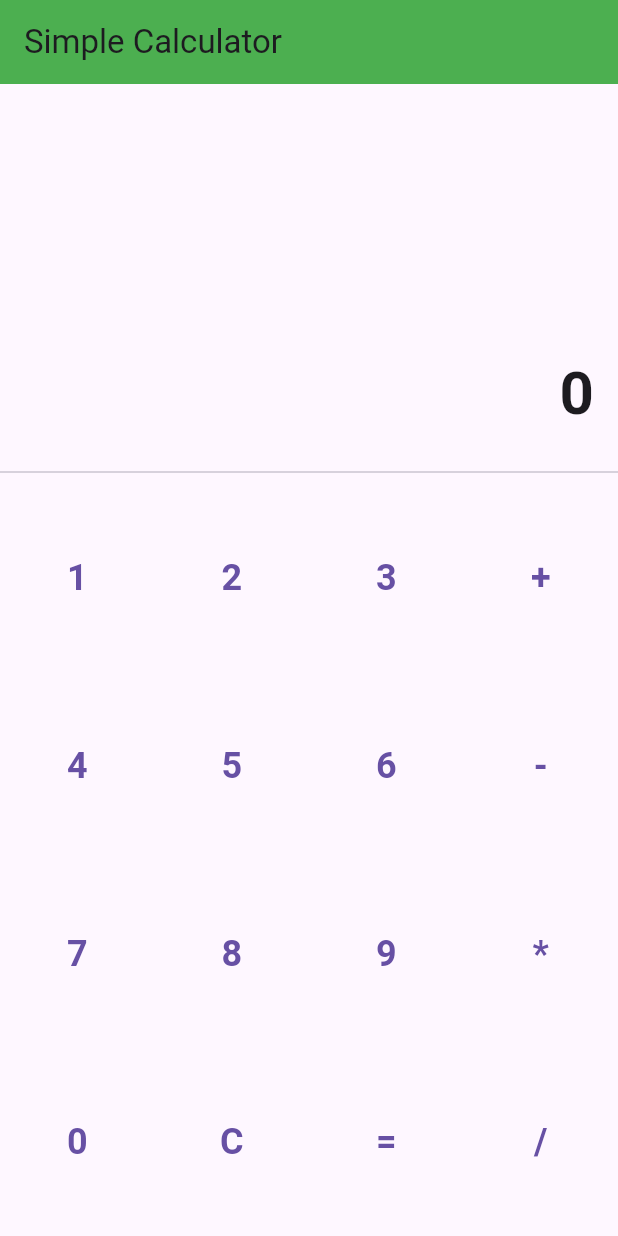
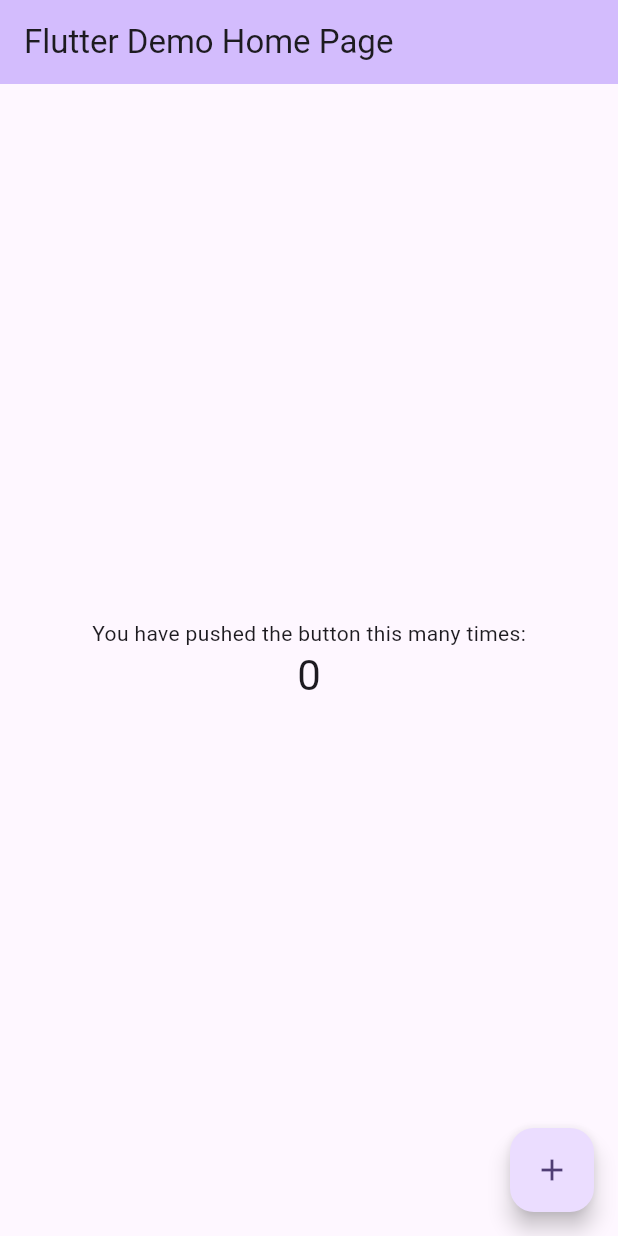
Before and after one commit to robiulhasananim/flutter_application_1, a Flutter app: the screen it shows after launch, on a phone screen of 412 x 824 dp. Run offline on Flutter 3.47's test engine with Material 3 defaults, Android fonts, the phone set to English and light mode, and no system bars.

Commit message:
Initial APP

```diff
--- a/lib/main.dart
+++ b/lib/main.dart
@@ -7,157 +7,116 @@ void main() {
 class MyApp extends StatelessWidget {
   const MyApp({super.key});
 
+  // This widget is the root of your application.
   @override
   Widget build(BuildContext context) {
     return MaterialApp(
-      title: "MyApps",
-      debugShowCheckedModeBanner: false,
-      home: Calculator(),
+      title: 'Flutter Demo',
+      theme: ThemeData(
+        // This is the theme of your application.
+        //
+        // TRY THIS: Try running your application with "flutter run". You'll see
+        // the application has a purple toolbar. Then, without quitting the app,
+        // try changing the seedColor in the colorScheme below to Colors.green
+        // and then invoke "hot reload" (save your changes or press the "hot
+        // reload" button in a Flutter-supported IDE, or press "r" if you used
+        // the command line to start the app).
+        //
+        // Notice that the counter didn't reset back to zero; the application
+        // state is not lost during the reload. To reset the state, use hot
+        // restart instead.
+        //
+        // This works for code too, not just values: Most code changes can be
+        // tested with just a hot reload.
+        colorScheme: .fromSeed(seedColor: Colors.deepPurple),
+      ),
+      home: const MyHomePage(title: 'Flutter Demo Home Page'),
     );
   }
 }
 
-class Calculator extends StatefulWidget {
-  const Calculator({super.key});
+class MyHomePage extends StatefulWidget {
+  const MyHomePage({super.key, required this.title});
+
+  // This widget is the home page of your application. It is stateful, meaning
+  // that it has a State object (defined below) that contains fields that affect
+  // how it looks.
+
+  // This class is the configuration for the state. It holds the values (in this
+  // case the title) provided by the parent (in this case the App widget) and
+  // used by the build method of the State. Fields in a Widget subclass are
+  // always marked "final".
+
+  final String title;
 
   @override
-  State<Calculator> createState() => _CalculatorState();
+  State<MyHomePage> createState() => _MyHomePageState();
 }
 
-class _CalculatorState extends State<Calculator> {
-  String output = "0";
-  String current_input = "";
-  double num1 = 0;
-  double num2 = 0;
-  String operator = "";
+class _MyHomePageState extends State<MyHomePage> {
+  int _counter = 0;
+
+  void _incrementCounter() {
+    setState(() {
+      // This call to setState tells the Flutter framework that something has
+      // changed in this State, which causes it to rerun the build method below
+      // so that the display can reflect the updated values. If we changed
+      // _counter without calling setState(), then the build method would not be
+      // called again, and so nothing would appear to happen.
+      _counter++;
+    });
+  }
 
   @override
   Widget build(BuildContext context) {
+    // This method is rerun every time setState is called, for instance as done
+    // by the _incrementCounter method above.
+    //
+    // The Flutter framework has been optimized to make rerunning build methods
+    // fast, so that you can just rebuild anything that needs updating rather
+    // than having to individually change instances of widgets.
     return Scaffold(
       appBar: AppBar(
-        title: Text("Simple Calculator"),
-        backgroundColor: Colors.green,
+        // TRY THIS: Try changing the color here to a specific color (to
+        // Colors.amber, perhaps?) and trigger a hot reload to see the AppBar
+        // change color while the other colors stay the same.
+        backgroundColor: Theme.of(context).colorScheme.inversePrimary,
+        // Here we take the value from the MyHomePage object that was created by
+        // the App.build method, and use it to set our appbar title.
+        title: Text(widget.title),
       ),
-      body: Column(
-        children: [
-          Expanded(
-            child: Container(
-              padding: EdgeInsets.all(16),
-              alignment: Alignment.bottomRight,
-              child: Text(
-                output,
-                style: TextStyle(fontSize: 40, fontWeight: FontWeight.bold),
-              ),
+      body: Center(
+        // Center is a layout widget. It takes a single child and positions it
+        // in the middle of the parent.
+        child: Column(
+          // Column is also a layout widget. It takes a list of children and
+          // arranges them vertically. By default, it sizes itself to fit its
+          // children horizontally, and tries to be as tall as its parent.
+          //
+          // Column has various properties to control how it sizes itself and
+          // how it positions its children. Here we use mainAxisAlignment to
+          // center the children vertically; the main axis here is the vertical
+          // axis because Columns are vertical (the cross axis would be
+          // horizontal).
+          //
+          // TRY THIS: Invoke "debug painting" (choose the "Toggle Debug Paint"
+          // action in the IDE, or press "p" in the console), to see the
+          // wireframe for each widget.
+          mainAxisAlignment: .center,
+          children: [
+            const Text('You have pushed the button this many times:'),
+            Text(
+              '$_counter',
+              style: Theme.of(context).textTheme.headlineMedium,
             ),
-          ),
-          Divider(),
-          Expanded(
-            flex: 2,
-            child: Column(
-              children: [
-                Expanded(
-                  child: Row(
-                    children: [
-                      button("1"),
-                      button("2"),
-                      button("3"),
-                      button("+"),
-                    ],
-                  ),
-                ),
-                Expanded(
-                  child: Row(
-                    children: [
-                      button("4"),
-                      button("5"),
-                      button("6"),
-                      button("-"),
-                    ],
-                  ),
-                ),
-                Expanded(
-                  child: Row(
-                    children: [
-                      button("7"),
-                      button("8"),
-                      button("9"),
-                      button("*"),
-                    ],
-                  ),
-                ),
-                Expanded(
-                  child: Row(
-                    children: [
-                      button("0"),
-                      button("C"),
-                      button("="),
-                      button("/"),
-                    ],
-                  ),
-                ),
-              ],
-            ),
-          ),
-        ],
+          ],
+        ),
+      ),
+      floatingActionButton: FloatingActionButton(
+        onPressed: _incrementCounter,
+        tooltip: 'Increment',
+        child: const Icon(Icons.add),
       ),
     );
   }
-
-  Widget button(String buttonText) {
-    return Expanded(
-      child: TextButton(
-        onPressed: () => buttonPressed(buttonText),
-        child: Text(
-          buttonText,
-          style: TextStyle(fontSize: 24, fontWeight: FontWeight.bold),
-        ),
-      ),
-    );
-  }
-
-  void buttonPressed(String buttonText) {
-    setState(() {
-      if (buttonText == "C") {
-        output = "0";
-        current_input = "";
-        num1 = 0;
-        num2 = 0;
-        operator = "";
-      } else if (buttonText == "+" ||
-          buttonText == "-" ||
-          buttonText == "*" ||
-          buttonText == "/") {
-        if (current_input.isNotEmpty) {
-                    num1 = double.parse(current_input);
-          operator = buttonText;
-          current_input = "";
-        }
-      } else if (buttonText == "=") {
-        if (current_input.isNotEmpty && operator.isNotEmpty) {
-          num2 = double.parse(current_input);
-          double result = 0;
-          switch (operator) {
-            case "+":
-              result = num1 + num2;
-              break;
-            case "-":
-              result = num1 - num2;
-              break;
-            case "*":
-              result = num1 * num2;
-              break;
-            case "/":
-              result = num1 / num2;
-              break;
-          }
-          output = result.toString();
-          current_input = result.toString();
-          operator = "";
-        }
-      } else {
-        current_input += buttonText;
-        output = current_input;
-      }
-    });
-  }
 }
```
